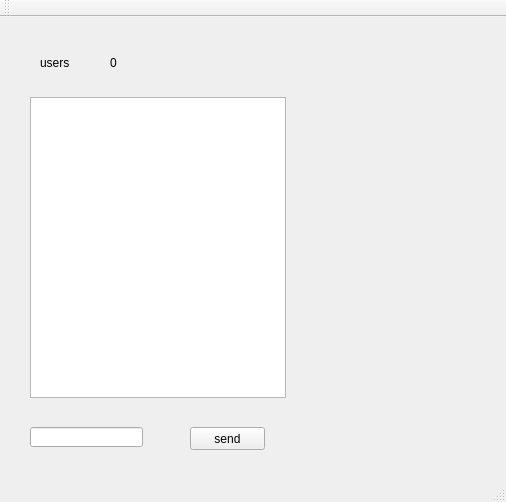
This is mainwindow.ui in junchao98/linux_spy as Qt 5 draws it before an edit. The edited form follows.
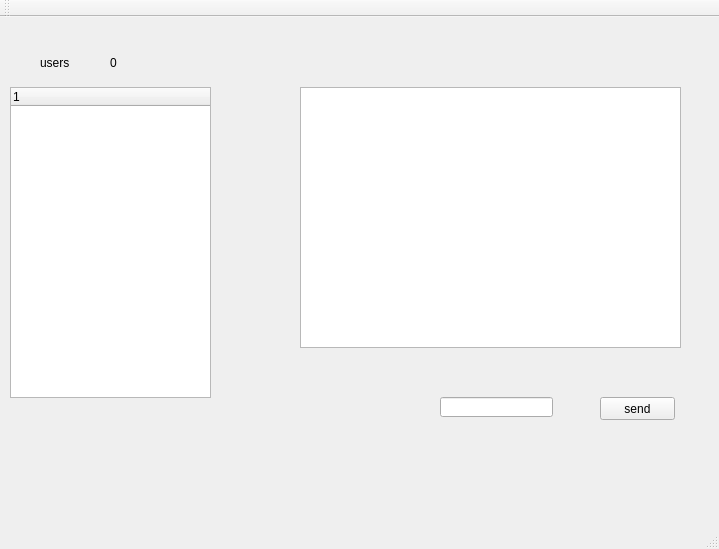
This is the edited form.

```diff
--- a/mainwindow.ui
+++ b/mainwindow.ui
@@ -6,8 +6,8 @@
    <rect>
     <x>0</x>
     <y>0</y>
-    <width>506</width>
-    <height>502</height>
+    <width>719</width>
+    <height>549</height>
    </rect>
   </property>
   <property name="windowTitle">
@@ -17,8 +17,8 @@
    <widget class="QPushButton" name="pushButton">
     <property name="geometry">
      <rect>
-      <x>190</x>
-      <y>410</y>
+      <x>600</x>
+      <y>380</y>
       <width>75</width>
       <height>23</height>
      </rect>
@@ -30,8 +30,8 @@
    <widget class="QLineEdit" name="lineEdit">
     <property name="geometry">
      <rect>
-      <x>30</x>
-      <y>410</y>
+      <x>440</x>
+      <y>380</y>
       <width>113</width>
       <height>20</height>
      </rect>
@@ -40,10 +40,10 @@
    <widget class="QTextBrowser" name="textBrowser">
     <property name="geometry">
      <rect>
-      <x>30</x>
-      <y>80</y>
-      <width>256</width>
-      <height>301</height>
+      <x>300</x>
+      <y>70</y>
+      <width>381</width>
+      <height>261</height>
      </rect>
     </property>
    </widget>
@@ -73,6 +73,16 @@
      <string>0</string>
     </property>
    </widget>
+   <widget class="QTreeWidget" name="treeWidget">
+    <property name="geometry">
+     <rect>
+      <x>10</x>
+      <y>70</y>
+      <width>201</width>
+      <height>311</height>
+     </rect>
+    </property>
+   </widget>
   </widget>
   <widget class="QMenuBar" name="menuBar">
    <property name="geometry">
```
Left out of the diff: 2 changed lines with no effect on the pictures.
